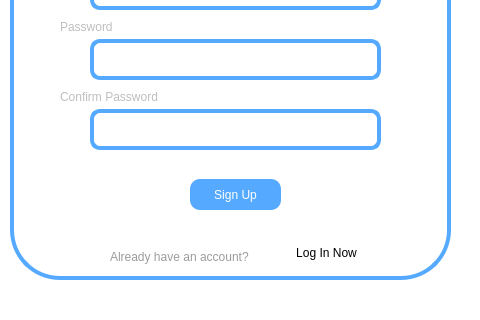
First picture: the form in thysys_signup.ui, repository EuphoriaForever/thysys, before the edit; both pictures show x 180 to 660 and y 281 to 601 of the 800 by 601 pixel window.
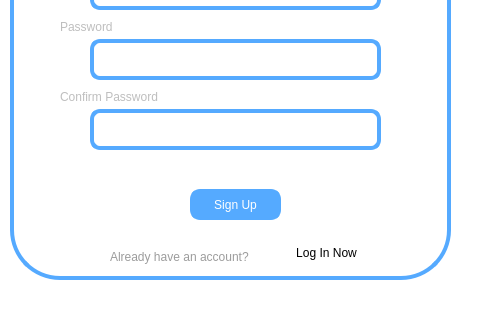
Second picture: the form after the edit. Icons and pictures are not drawn.

Commit message: catching and flagging errors for login and signup

```diff
--- a/thysys_signup.ui
+++ b/thysys_signup.ui
@@ -148,25 +148,6 @@
     <string>Confirm Password</string>
    </property>
   </widget>
-  <widget class="QPushButton" name="Signup">
-   <property name="geometry">
-    <rect>
-     <x>370</x>
-     <y>460</y>
-     <width>91</width>
-     <height>31</height>
-    </rect>
-   </property>
-   <property name="styleSheet">
-    <string notr="true">background-color: rgb(85, 170, 255);
-color: rgb(255, 255, 255);
-font: 75 9pt &quot;Arial&quot;;
-border-radius: 10px;</string>
-   </property>
-   <property name="text">
-    <string>Sign Up</string>
-   </property>
-  </widget>
   <widget class="QLabel" name="label">
    <property name="geometry">
     <rect>
@@ -214,6 +195,43 @@
     <string notr="true">border: 4px solid rgb(85, 170, 255);
 border-radius: 50px;</string>
    </property>
+   <widget class="QPushButton" name="Signup">
+    <property name="geometry">
+     <rect>
+      <x>180</x>
+      <y>250</y>
+      <width>91</width>
+      <height>31</height>
+     </rect>
+    </property>
+    <property name="styleSheet">
+     <string notr="true">background-color: rgb(85, 170, 255);
+color: rgb(255, 255, 255);
+font: 75 9pt &quot;Arial&quot;;
+border-radius: 10px;</string>
+    </property>
+    <property name="text">
+     <string>Sign Up</string>
+    </property>
+   </widget>
+   <widget class="QLabel" name="error">
+    <property name="geometry">
+     <rect>
+      <x>110</x>
+      <y>220</y>
+      <width>241</width>
+      <height>21</height>
+     </rect>
+    </property>
+    <property name="styleSheet">
+     <string notr="true">border: rgb(0, 0, 0);
+color: rgb(255, 0, 0);
+text-align:center;</string>
+    </property>
+    <property name="text">
+     <string/>
+    </property>
+   </widget>
   </widget>
   <zorder>widget</zorder>
   <zorder>icon</zorder>
```
Left out of the diff: 1 changed line with no effect on the pictures. The commit also changes 3 other files.
